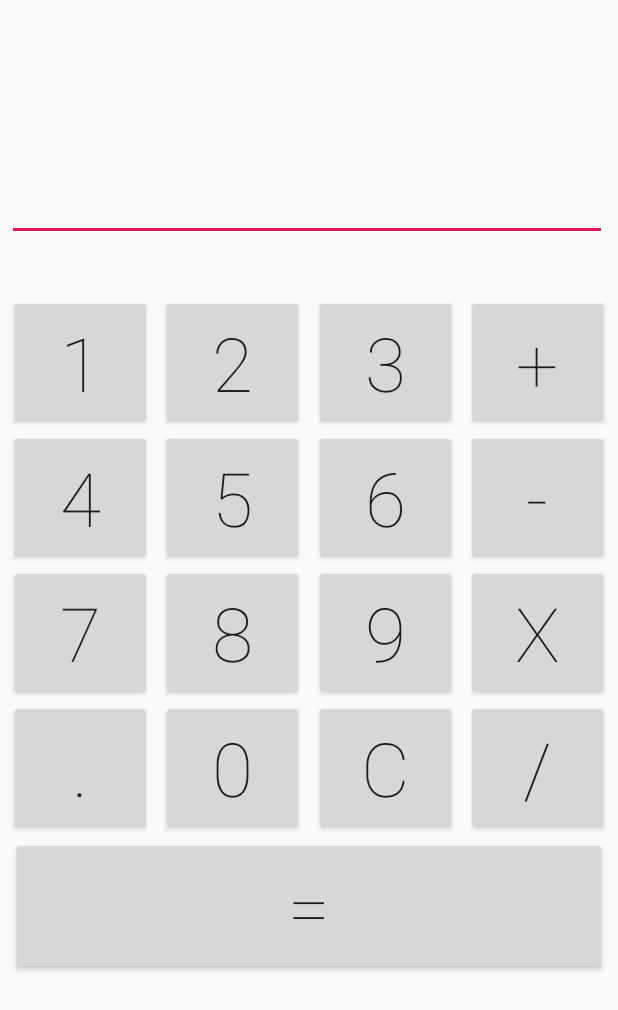
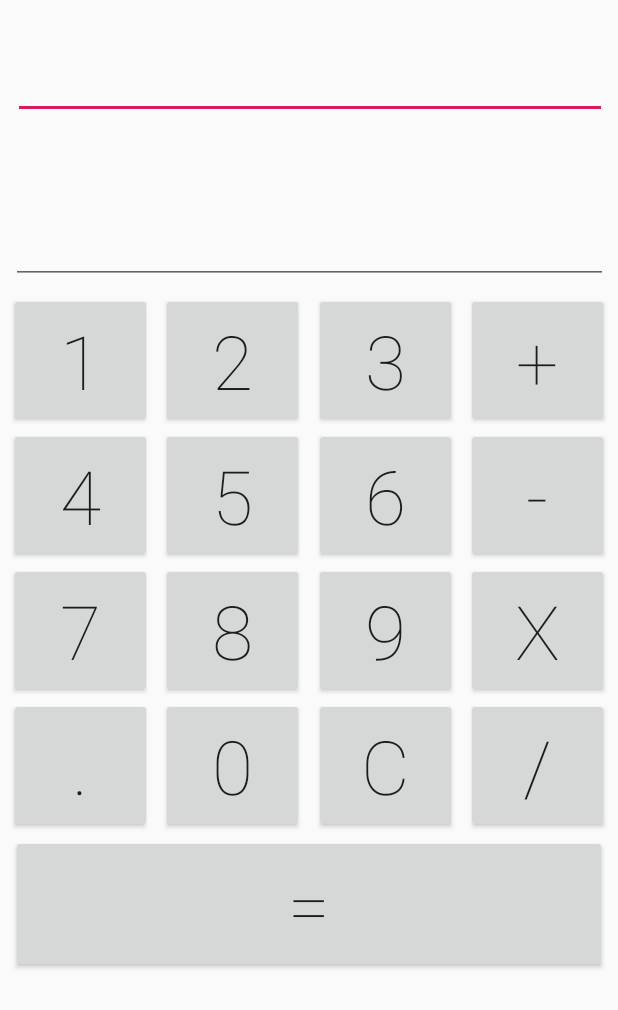
Before and after one commit to Sneheshdutta/Android-Calculator, an Android app: the screen it shows after launch (MainActivity), on a phone screen of 412 x 824 dp. Shown: the top 1010 px of the screen. Run offline under Robolectric (Android 15) with nearby library versions, the light colour scheme and no system bars.

Commit message:
Second Display added

```diff
--- a/app/src/main/java/com/gadgetguys/calculator/MainActivity.java
+++ b/app/src/main/java/com/gadgetguys/calculator/MainActivity.java
@@ -11,7 +11,7 @@ public class MainActivity extends AppCompatActivity {
     Button btn1,btn2,btn3,btn4,btn5,btn6,btn7,btn8,btn9,btn0,btnDot;
     Button btnAdd,btnSub,btnMul,btnDiv,btnEqual;
     Button btnClear;
-    EditText ed1;
+    EditText ed1,ed2;
     float Res1,Res2;
     boolean Add,Sub,Mul,Div;
 
@@ -37,6 +37,7 @@ public class MainActivity extends AppCompatActivity {
         btnClear=(Button)findViewById(R.id.btnClear);
         btnEqual=(Button)findViewById(R.id.btnEqual);
         ed1=(EditText)findViewById(R.id.ed1);
+        ed2=(EditText)findViewById(R.id.ed2);
 
         btn1.setOnClickListener(new View.OnClickListener() {
             @Override
@@ -162,22 +163,22 @@ public class MainActivity extends AppCompatActivity {
 
                 if(Add==true){
                     Res2=Float.parseFloat(ed1.getText()+"");
-                    ed1.setText(Res1+Res2+"");
+                    ed2.setText(Res1+Res2+"");
                     Add=false;
                 }
                 if(Sub==true){
                     Res2=Float.parseFloat(ed1.getText()+"");
-                    ed1.setText(Res1-Res2+"");
+                    ed2.setText(Res1-Res2+"");
                     Sub=false;
                 }
                 if(Mul==true){
                     Res2=Float.parseFloat(ed1.getText()+"");
-                    ed1.setText(Res1*Res2+"");
+                    ed2.setText(Res1*Res2+"");
                     Mul=false;
                 }
                 if(Div==true){
                     Res2=Float.parseFloat(ed1.getText()+"");
-                    ed1.setText(Res1/Res2+"");
+                    ed2.setText(Res1/Res2+"");
                     Div=false;
                 }
             }
--- a/app/src/main/res/layout/activity_main.xml
+++ b/app/src/main/res/layout/activity_main.xml
@@ -10,14 +10,14 @@
         android:id="@+id/btnAdd"
         android:layout_width="95dp"
         android:layout_height="90dp"
-        android:layout_marginTop="36dp"
+        android:layout_marginTop="6dp"
         android:fontFamily="sans-serif-thin"
         android:text="+"
         android:textSize="50dp"
         app:layout_constraintEnd_toEndOf="parent"
         app:layout_constraintHorizontal_bias="0.5"
         app:layout_constraintStart_toEndOf="@+id/btn3"
-        app:layout_constraintTop_toBottomOf="@+id/ed1" />
+        app:layout_constraintTop_toBottomOf="@+id/ed2" />
 
     <Button
         android:id="@+id/btnDiv"
@@ -35,40 +35,40 @@
         android:id="@+id/btn2"
         android:layout_width="95dp"
         android:layout_height="90dp"
-        android:layout_marginTop="36dp"
+        android:layout_marginTop="6dp"
         android:fontFamily="sans-serif-thin"
         android:text="2"
         android:textSize="50dp"
         app:layout_constraintEnd_toStartOf="@+id/btn3"
         app:layout_constraintHorizontal_bias="0.5"
         app:layout_constraintStart_toEndOf="@+id/btn1"
-        app:layout_constraintTop_toBottomOf="@+id/ed1" />
+        app:layout_constraintTop_toBottomOf="@+id/ed2" />
 
     <Button
         android:id="@+id/btn3"
         android:layout_width="95dp"
         android:layout_height="90dp"
-        android:layout_marginTop="36dp"
+        android:layout_marginTop="6dp"
         android:fontFamily="sans-serif-thin"
         android:text="3"
         android:textSize="50dp"
         app:layout_constraintEnd_toStartOf="@+id/btnAdd"
         app:layout_constraintHorizontal_bias="0.5"
         app:layout_constraintStart_toEndOf="@+id/btn2"
-        app:layout_constraintTop_toBottomOf="@+id/ed1" />
+        app:layout_constraintTop_toBottomOf="@+id/ed2" />
 
     <Button
         android:id="@+id/btn1"
         android:layout_width="95dp"
         android:layout_height="90dp"
-        android:layout_marginTop="36dp"
+        android:layout_marginTop="6dp"
         android:fontFamily="sans-serif-thin"
         android:text="1"
         android:textSize="50dp"
         app:layout_constraintEnd_toStartOf="@+id/btn2"
         app:layout_constraintHorizontal_bias="0.5"
         app:layout_constraintStart_toStartOf="parent"
-        app:layout_constraintTop_toBottomOf="@+id/ed1" />
+        app:layout_constraintTop_toBottomOf="@+id/ed2" />
 
     <Button
         android:id="@+id/btn0"
@@ -222,19 +222,33 @@
 
     <EditText
         android:id="@+id/ed1"
-        android:layout_width="400dp"
-        android:layout_height="150dp"
+        android:layout_width="396dp"
+        android:layout_height="72dp"
+        android:layout_marginTop="7dp"
         android:ems="10"
         android:fontFamily="sans-serif-thin"
+        android:gravity="top|left|center_vertical"
         android:inputType="textPersonName"
         android:textAlignment="textEnd"
-        android:textSize="30sp"
-        android:textStyle="bold"
-        app:layout_constraintBottom_toBottomOf="parent"
+        android:textSize="36sp"
         app:layout_constraintEnd_toEndOf="parent"
-        app:layout_constraintHorizontal_bias="0.384"
+        app:layout_constraintHorizontal_bias="0.545"
         app:layout_constraintStart_toStartOf="parent"
-        app:layout_constraintTop_toTopOf="parent"
-        app:layout_constraintVertical_bias="0.016" />
+        app:layout_constraintTop_toTopOf="parent" />
+
+    <EditText
+        android:id="@+id/ed2"
+        android:layout_width="398dp"
+        android:layout_height="104dp"
+        android:layout_marginTop="6dp"
+        android:ems="10"
+        android:fontFamily="sans-serif-thin"
+        android:gravity="top|left|center_vertical"
+        android:inputType="textPersonName"
+        android:textAlignment="textEnd"
+        android:textSize="75sp"
+        app:layout_constraintEnd_toEndOf="parent"
+        app:layout_constraintStart_toStartOf="parent"
+        app:layout_constraintTop_toBottomOf="@+id/ed1" />
 
 </androidx.constraintlayout.widget.ConstraintLayout>
```
